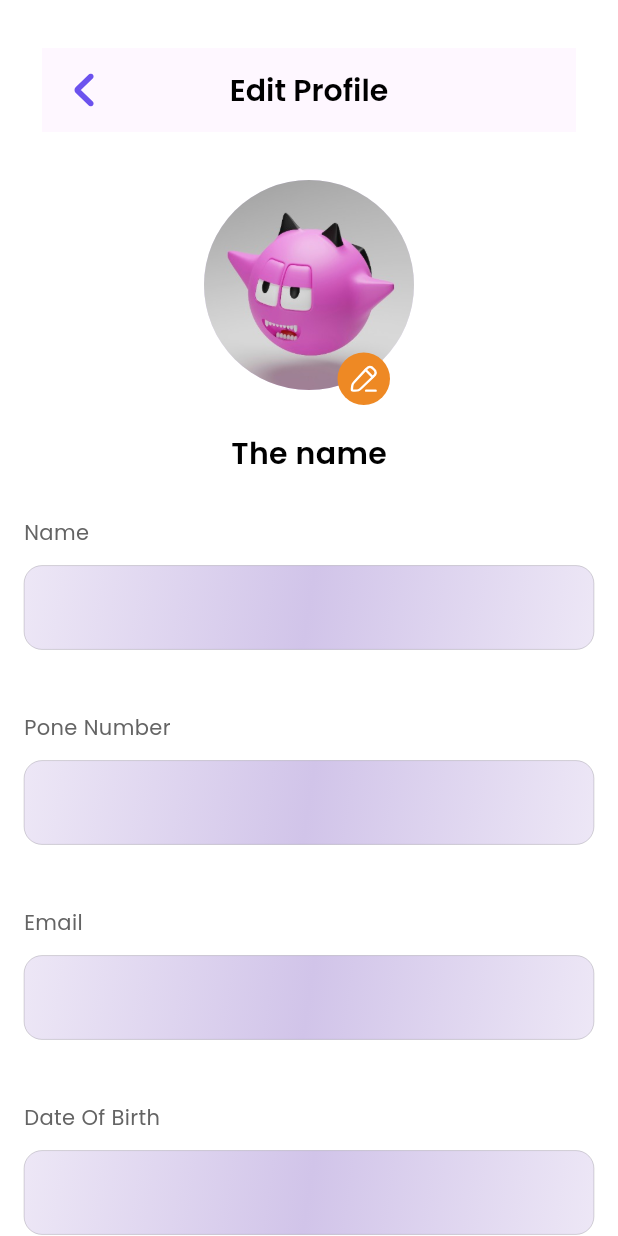
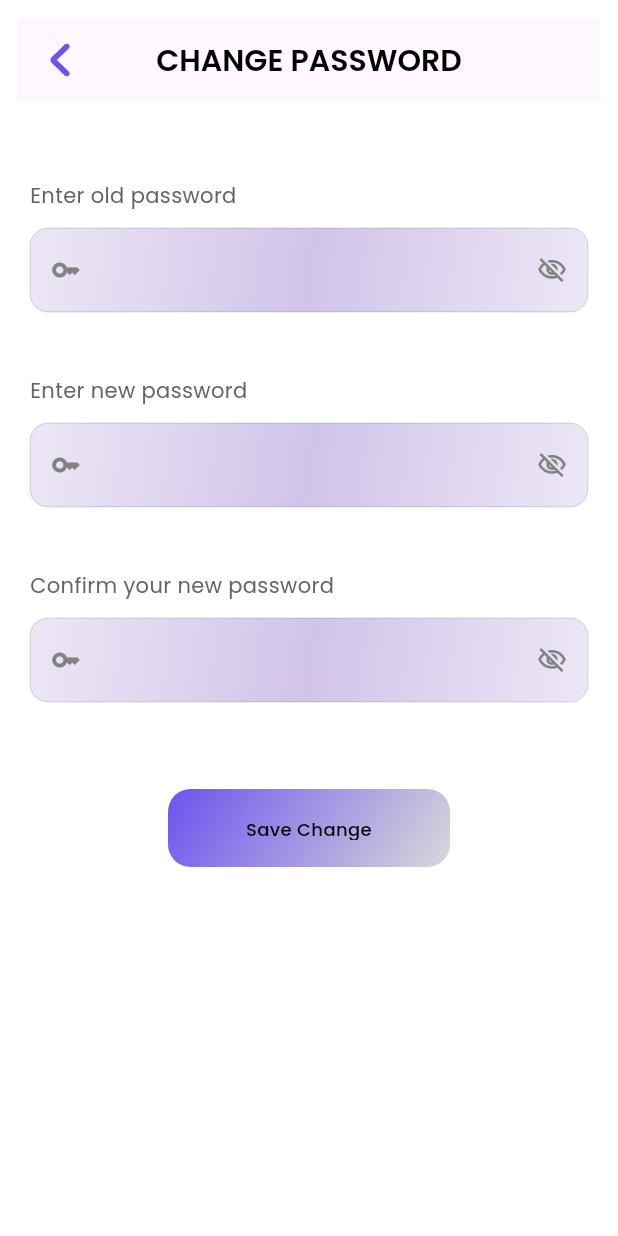
Before and after one commit to Youssef-Khorshed/Movie-App, a Flutter app: the screen it shows after launch, on a phone screen of 412 x 824 dp. Run offline on Flutter 3.47's test engine with Material 3 defaults, Android fonts, the phone set to English and light mode, and no system bars; drawn by our look-alikes of auto_size_text; our stand-ins replace device_preview, flutter_bloc, flutter_svg, google_fonts, pin_code_fields; generated files the repository leaves out were written again.

Commit message:
change password view had finished

```diff
--- a/lib/core/utils/Routing/app_routes.dart
+++ b/lib/core/utils/Routing/app_routes.dart
@@ -1,4 +1,5 @@
 import 'package:flutter/cupertino.dart';
+import 'package:movie_app/features/setting_view/views/change_password_view.dart';
 import 'package:movie_app/features/setting_view/views/edit_profile_view.dart';
 import 'package:movie_app/features/setting_view/views/profile_setting_view.dart';
 
@@ -20,6 +21,7 @@ class AppRoutes {
   static const String personalizeMoveScreen = '/personalizeMoveScreen';
   static const String profileSettingScreen = '/profileSetting';
   static const String profileEditingScreen = '/profileEditing';
+  static const String changePasswordScreen = '/cahngePassword';
 
   static Route<dynamic> generateRoute(RouteSettings settings) {
     switch (settings.name) {
@@ -77,6 +79,12 @@ class AppRoutes {
             return const EditProfileView();
           },
         );
+      case changePasswordScreen:
+        return CupertinoPageRoute(
+          builder: (context) {
+            return const ChangePasswordView();
+          },
+        );
       default:
         return CupertinoPageRoute(builder: (_) => const WelcomeScreen());
     }
--- a/lib/features/App/screens/movie_app.dart
+++ b/lib/features/App/screens/movie_app.dart
@@ -27,7 +27,7 @@ class MovieApp extends StatelessWidget {
                   ? ThemeMode.light
                   : ThemeMode.dark,
               debugShowCheckedModeBanner: false,
-              initialRoute: AppRoutes.profileEditingScreen,
+              initialRoute: AppRoutes.changePasswordScreen,
               onGenerateRoute: AppRoutes.generateRoute,
               localizationsDelegates: AppLocalizations.localizationsDelegates,
               supportedLocales: AppLocalizations.supportedLocales,
--- a/lib/features/setting_view/data/custom_app_form_field_data.dart
+++ b/lib/features/setting_view/data/custom_app_form_field_data.dart
@@ -1,5 +1,5 @@
 class CustomAppFormFieldData {
-  static List<String> name = [
+  static List<String> titleOfEdidProfileInfo = [
     'Name',
     'Pone Number',
     'Email',
@@ -7,4 +7,9 @@ class CustomAppFormFieldData {
     'Gender',
     'Country',
   ];
+  static List<String> titleOfChangePssword = [
+    'Enter old password',
+    'Enter new password',
+    'Confirm your new password',
+  ];
 }
--- /dev/null
+++ b/lib/features/setting_view/views/change_password_view.dart
@@ -0,0 +1,19 @@
+import 'package:flutter/material.dart';
+import 'package:movie_app/core/utils/colors/app_colors.dart';
+import 'package:movie_app/core/utils/enums/theme_state.dart';
+import 'package:movie_app/features/setting_view/widgets/change_password_view_body.dart';
+import 'package:movie_app/features/settings/theme/cubit/theme_cubit.dart';
+
+class ChangePasswordView extends StatelessWidget {
+  const ChangePasswordView({super.key});
+
+  @override
+  Widget build(BuildContext context) {
+    bool isLight =
+        ThemeCubit.get(context).themeModeState == ThemeModeState.light;
+    return Scaffold(
+      backgroundColor: isLight ? AppColors.white : AppColors.black2,
+      body: const ChangePasswordViewBody(),
+    );
+  }
+}
--- a/lib/features/setting_view/views/edit_profile_view.dart
+++ b/lib/features/setting_view/views/edit_profile_view.dart
@@ -75,7 +75,8 @@ class EditProfileView extends StatelessWidget {
               separatorBuilder: (context, index) => verticalSpace(30),
               itemBuilder: (context, index) => CustomAppFormField(
                 hintText: '',
-                textFormFieldTitle: CustomAppFormFieldData.name[index],
+                textFormFieldTitle:
+                    CustomAppFormFieldData.titleOfEdidProfileInfo[index],
               ),
               itemCount: 6,
             ),
--- /dev/null
+++ b/lib/features/setting_view/widgets/change_password_view_body.dart
@@ -0,0 +1,62 @@
+import 'package:flutter/material.dart';
+import 'package:google_fonts/google_fonts.dart';
+import 'package:movie_app/core/utils/Spacing/app_spacing.dart';
+import 'package:movie_app/core/utils/colors/app_colors.dart';
+import 'package:movie_app/core/utils/enums/theme_state.dart';
+import 'package:movie_app/features/App/costume_widgets/costume_app_bar/costume_app_bar.dart';
+import 'package:movie_app/features/App/costume_widgets/custom_app_button.dart';
+import 'package:movie_app/features/App/costume_widgets/custom_text_form_field.dart';
+import 'package:movie_app/features/setting_view/data/custom_app_form_field_data.dart';
+import 'package:movie_app/features/settings/theme/cubit/theme_cubit.dart';
+
+class ChangePasswordViewBody extends StatelessWidget {
+  const ChangePasswordViewBody({
+    super.key,
+  });
+
+  @override
+  Widget build(BuildContext context) {
+    bool isLight =
+        ThemeCubit.get(context).themeModeState == ThemeModeState.light;
+    return Column(
+      children: [
+        CustumeAppBar(
+          isBack: true,
+          title: 'CHANGE PASSWORD',
+          textStyle: GoogleFonts.poppins(
+              fontWeight: FontWeight.w600,
+              fontSize: 20,
+              color: isLight ? AppColors.black : AppColors.white),
+        ),
+        verticalSpace(40),
+        Padding(
+          padding: const EdgeInsets.symmetric(horizontal: 20),
+          child: ListView.separated(
+            shrinkWrap: true,
+            physics: const NeverScrollableScrollPhysics(),
+            separatorBuilder: (context, index) => verticalSpace(30),
+            itemBuilder: (context, index) => CustomAppFormField(
+              prefixIcon: Icons.key,
+              obscureText: true,
+              isPassword: true,
+              hintText: '',
+              textFormFieldTitle:
+                  CustomAppFormFieldData.titleOfChangePssword[index],
+            ),
+            itemCount: 3,
+          ),
+        ),
+        verticalSpace(30),
+        CustomAppButton(
+          onPressed: () {},
+          buttonColor1: isLight
+              ? AppColors.white5
+              : AppColors.black2.withValues(alpha: 2.5),
+          width: 220,
+          buttonText: 'Save Change',
+          textColor: isLight ? AppColors.black : AppColors.white,
+        )
+      ],
+    );
+  }
+}
```
